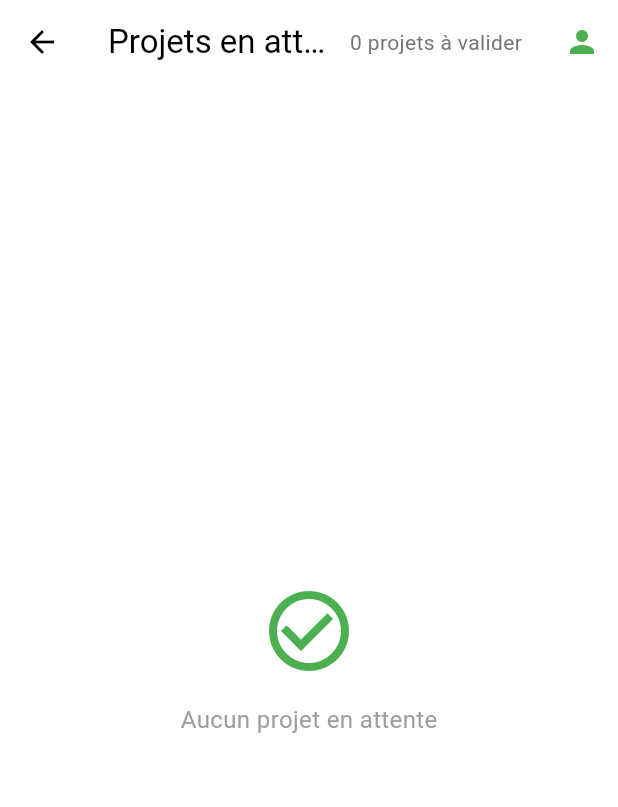
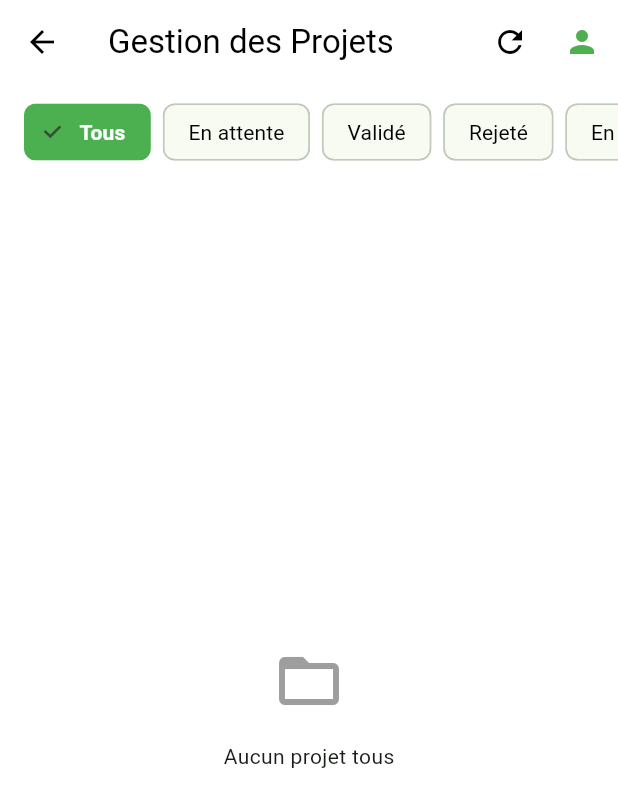
Before and after one commit to achrafmz/GreenInvest-Flutter, a Flutter app: the PendingProjectsScreen screen opened by its route, on a phone screen of 412 x 824 dp. Shown: the top 807 px of the screen. Run offline on Flutter 3.47's test engine with Material 3 defaults, Android fonts, the light colour scheme and no system bars; our stand-ins replace dio, flutter_secure_storage; accounts and stored records are empty; network calls fail.

```diff
--- a/lib/screens/pending_projects_screen.dart
+++ b/lib/screens/pending_projects_screen.dart
@@ -17,15 +17,46 @@ class PendingProjectsScreen extends StatefulWidget {
 }
 
 class _PendingProjectsScreenState extends State<PendingProjectsScreen> {
+  String _selectedStatus = 'TOUS';
+  List<dynamic> _projects = [];
+  bool _isLoading = true;
+
+  final List<String> _statusOptions = [
+    'TOUS',
+    'EN_ATTENTE',
+    'VALIDE',
+    'REJETE',
+    'EN_COURS',
+    'TERMINE',
+  ];
+
   @override
   void initState() {
     super.initState();
-    WidgetsBinding.instance.addPostFrameCallback((_) {
-      // On utilise fetchProjects qui appelle /projets (qui semble retourner tout le monde pour l'instant)
-      // Ou on pourrait avoir besoin d'un fetchPendingProjects spécifique si l'API le permettait.
-      // Ici on va filtrer localement ce que fetchProjects retourne.
-      context.read<ProjectService>().fetchProjects();
+    Future.microtask(() => _loadProjects());
+  }
+
+  Future<void> _loadProjects() async {
+    if (!mounted) return;
+
+    setState(() => _isLoading = true);
+    try {
+      // Utiliser fetchProjects qui met à jour _projects dans le provider
+      final projectService = context.read<ProjectService>();
+      await projectService.fetchProjects(size: 100); // Fetch more to get all
+
+      if (mounted) {
+        setState(() {
+          _projects = projectService.projects;
+          _isLoading = false;
         });
+      }
+    } catch (e) {
+      print('❌ Error loading projects: $e');
+      if (mounted) {
+        setState(() => _isLoading = false);
+      }
+    }
   }
 
   @override
@@ -33,55 +64,67 @@ class _PendingProjectsScreenState extends State<PendingProjectsScreen> {
     return Scaffold(
       backgroundColor: Colors.white,
       appBar: AppBar(
-        title: const Text('Projets en attente'),
+        title: const Text('Gestion des Projets'),
         backgroundColor: Colors.white,
         foregroundColor: AppColors.textPrimary,
         elevation: 0,
         actions: [
-          Consumer<ProjectService>(
-            builder: (context, projectService, _) {
-               final pendingCount = projectService.projects.where((p) => p.status == 'EN_ATTENTE').length;
-               return Padding(
-                padding: const EdgeInsets.only(right: 16.0),
-                child: Center(
-                  child: Text(
-                    '$pendingCount projets à valider',
-                    style: TextStyle(
-                      fontSize: 14,
-                      color: Colors.grey[600],
-                    ),
-                  ),
-                ),
-              );
-            }
+          IconButton(
+            icon: const Icon(Icons.refresh),
+            onPressed: _loadProjects,
           ),
           const UserMenuButton(),
         ],
       ),
       body: SafeArea(
-        child: Consumer<ProjectService>(
-          builder: (context, projectService, child) {
-            if (projectService.isLoading) {
-              return const Center(child: CircularProgressIndicator());
-            }
+        child: Column(
+          children: [
+            // Filtres
+            SingleChildScrollView(
+              scrollDirection: Axis.horizontal,
+              padding: const EdgeInsets.symmetric(horizontal: 16, vertical: 8),
+              child: Row(
+                children: _statusOptions.map((status) {
+                  final isSelected = _selectedStatus == status;
+                  return Padding(
+                    padding: const EdgeInsets.only(right: 8.0),
+                    child: ChoiceChip(
+                      label: Text(_formatStatus(status)),
+                      selected: isSelected,
+                      onSelected: (selected) {
+                        setState(() {
+                          _selectedStatus = status;
+                        });
+                      },
+                      selectedColor: AppColors.primary,
+                      labelStyle: TextStyle(
+                        color: isSelected ? Colors.white : Colors.black,
+                        fontWeight: isSelected ? FontWeight.bold : FontWeight.normal,
+                      ),
+                    ),
+                  );
+                }).toList(),
+              ),
+            ),
 
-            // Filtrage local pour les projets en attente
-            // Basé sur le screenshot Postman, le statut est "EN_ATTENTE"
-            final pendingProjects = projectService.projects
-                .where((p) => p.status == 'EN_ATTENTE' || p.status == 'PENDING') // Safety check for both casing
-                .toList();
+            Expanded(
+              child: _isLoading
+                ? const Center(child: CircularProgressIndicator())
+                : Builder(
+                  builder: (context) {
+                    final filtered = _projects.where((p) {
+                      if (_selectedStatus == 'TOUS') return true;
+                      return (p.status?.toUpperCase() ?? '') == _selectedStatus;
+                    }).toList();
 
-            if (pendingProjects.isEmpty) {
+                    if (filtered.isEmpty) {
                       return Center(
                         child: Column(
                           mainAxisAlignment: MainAxisAlignment.center,
                           children: [
-                    const Icon(Icons.check_circle_outline, size: 64, color: Colors.green),
+                             const Icon(Icons.folder_open, size: 48, color: Colors.grey),
                              const SizedBox(height: 16),
-                    const Text(
-                      'Aucun projet en attente',
-                      style: TextStyle(color: Colors.grey, fontSize: 16),
-                    ),
+                             Text("Aucun projet ${_formatStatus(_selectedStatus).toLowerCase()}"),
                           ],
                         ),
                       );
@@ -89,40 +132,24 @@ class _PendingProjectsScreenState extends State<PendingProjectsScreen> {
 
                     return ListView.separated(
                       padding: const EdgeInsets.all(16),
-              itemCount: pendingProjects.length,
+                      itemCount: filtered.length,
                       separatorBuilder: (context, index) => const SizedBox(height: 16),
                       itemBuilder: (context, index) {
-                final project = pendingProjects[index];
+                        final project = filtered[index];
                         return Card(
                           elevation: 2,
-                  shape: RoundedRectangleBorder(borderRadius: BorderRadius.circular(12)),
                           child: ListTile(
-                    contentPadding: const EdgeInsets.all(16),
-                    title: Text(
-                      project.title,
-                      style: const TextStyle(fontWeight: FontWeight.bold, fontSize: 18),
-                    ),
+                            title: Text(project.title, style: const TextStyle(fontWeight: FontWeight.bold)),
                             subtitle: Column(
                               crossAxisAlignment: CrossAxisAlignment.start,
                               children: [
-                        const SizedBox(height: 8),
-                         Text(
-                          project.description,
-                          maxLines: 2,
-                          overflow: TextOverflow.ellipsis,
-                        ),
-                        const SizedBox(height: 8),
+                                Text('Porteur: ${project.ownerId}'),
+                                const SizedBox(height: 4),
                                 Row(
                                   children: [
-                            Icon(Icons.person, size: 16, color: Colors.grey[600]),
-                            const SizedBox(width: 4),
-                            Text('Porteur: ${project.ownerId.substring(0, 8)}...'), // Shortened ID
+                                    const Text('Statut: '),
+                                    _getStatusChip(project.status),
                                   ],
-                        ),
-                        const SizedBox(height: 4),
-                        Text(
-                          'Montant: ${project.targetAmount} MAD',
-                          style: TextStyle(color: AppColors.primary, fontWeight: FontWeight.bold),
                                 ),
                               ],
                             ),
@@ -130,18 +157,48 @@ class _PendingProjectsScreenState extends State<PendingProjectsScreen> {
                             onTap: () {
                               Navigator.push(
                                 context,
-                            MaterialPageRoute(
-                              builder: (_) => ProjectDetailScreen(project: project),
-                            ),
-                          );
+                                MaterialPageRoute(builder: (_) => ProjectDetailScreen(project: project)),
+                              ).then((_) {
+                                 _loadProjects(); // Refresh list on return
+                              });
                             },
                           ),
                         );
                       },
                     );
-          },
+                  }
+                ),
+            ),
+          ],
         ),
       ),
     );
   }
+
+  String _formatStatus(String status) {
+    switch (status) {
+      case 'TOUS': return 'Tous';
+      case 'EN_ATTENTE': return 'En attente';
+      case 'VALIDE': return 'Validé';
+      case 'REJETE': return 'Rejeté';
+      case 'EN_COURS': return 'En cours';
+      case 'TERMINE': return 'Terminé';
+      default: return status;
     }
+  }
+
+  Widget _getStatusChip(String? status) {
+    Color color = Colors.grey;
+    switch (status) {
+      case 'VALIDE': color = Colors.green; break;
+      case 'REJETE': color = Colors.red; break;
+      case 'EN_ATTENTE': color = Colors.orange; break;
+      case 'EN_COURS': color = Colors.blue; break;
+    }
+    return Chip(
+      label: Text(status ?? '?', style: const TextStyle(color: Colors.white, fontSize: 10)),
+      backgroundColor: color,
+      padding: EdgeInsets.zero,
+    );
+  }
+}
--- a/lib/services/api_service.dart
+++ b/lib/services/api_service.dart
@@ -1,4 +1,4 @@
-import 'dart:io';
+// import 'dart:io'; // Removed for web compatibility
 import 'package:flutter/foundation.dart';
 import 'package:dio/dio.dart';
 import 'package:flutter_secure_storage/flutter_secure_storage.dart';
@@ -14,10 +14,10 @@ class ApiService {
       // Note: Parfois les navigateurs préfèrent 127.0.0.1
       return 'http://127.0.0.1:8081';
       // Alternative : 'http://localhost:8081' si 127.0.0.1 ne marche pas
-    } else if (Platform.isAndroid) {
+    } else if (defaultTargetPlatform == TargetPlatform.android) {
       // ✅ Android Emulator : 10.0.2.2 = localhost de la machine hôte
       return 'http://10.0.2.2:8081';
-    } else if (Platform.isIOS) {
+    } else if (defaultTargetPlatform == TargetPlatform.iOS) {
       // ✅ iOS Simulator : localhost fonctionne directement
       return 'http://localhost:8081';
     } else {
--- a/lib/services/auth_service.dart
+++ b/lib/services/auth_service.dart
@@ -1,5 +1,5 @@
 import 'dart:convert';
-import 'dart:io';
+// import 'dart:io'; // Removed for Web compatibility
 import 'package:flutter/foundation.dart';
 import 'package:flutter_secure_storage/flutter_secure_storage.dart';
 import 'package:dio/dio.dart';
@@ -18,8 +18,7 @@ class AuthService extends ChangeNotifier {
 
   // Configuration Keycloak
   static String get keycloakUrl {
-    if (kIsWeb) return 'http://localhost:8080';
-    if (Platform.isAndroid) return 'http://10.0.2.2:8080';
+    // Pour le web et l'émulateur par défaut
     return 'http://localhost:8080';
   }
   static const String realm = 'microfinance_realm';
```
Also changed, not shown: lib/screens/admin_user_detail_screen.dart (+11 -0 lines), lib/screens/home_screen.dart (+7 -5 lines), lib/screens/project_detail_screen.dart (+61 -4 lines), lib/services/project_service.dart (+136 -25 lines). Lines whose indentation alone changed are shown as unchanged.
